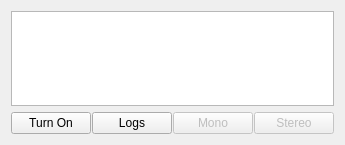
First picture: the form in landside/catkin_ws/src/gui/resource/CameraStatusWidget.ui, repository DukeRobotics/robosub-ros, before the edit.
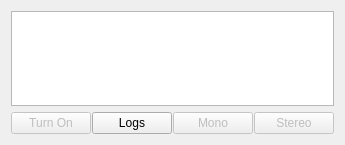
Second picture: the form after the edit.

Commit message: Set default button state to disabled

The edit to the form file:
```diff
--- a/landside/catkin_ws/src/gui/resource/CameraStatusWidget.ui
+++ b/landside/catkin_ws/src/gui/resource/CameraStatusWidget.ui
@@ -64,6 +64,9 @@
      </property>
      <item>
       <widget class="QPushButton" name="camera_toggle_button">
+       <property name="enabled">
+        <bool>false</bool>
+       </property>
        <property name="text">
         <string>Turn On</string>
        </property>
```
